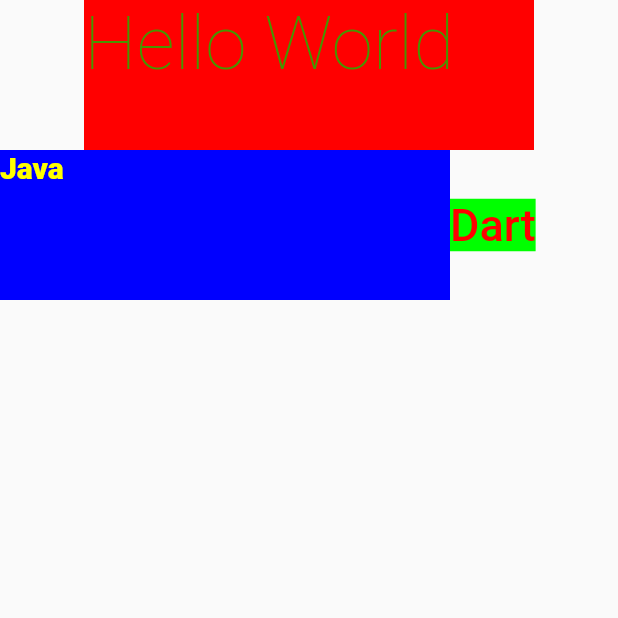
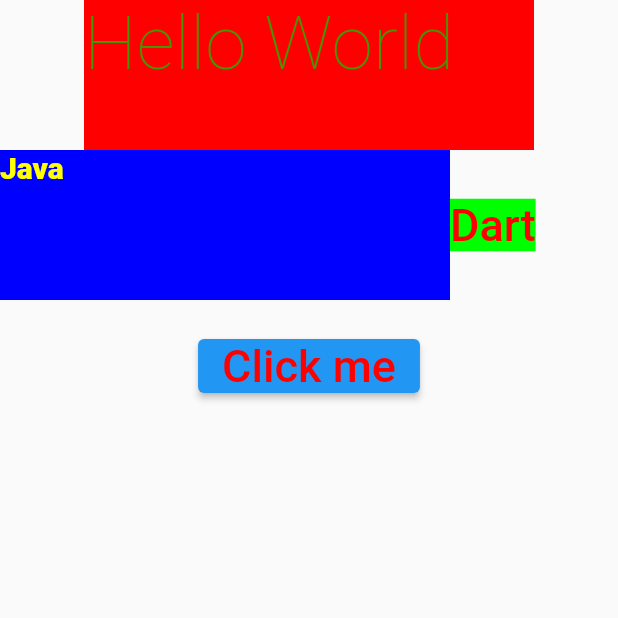
Before and after one commit to GeekAbdelouahed/fluvera, a Flutter app: the screen it shows after launch, on a phone screen of 412 x 824 dp, the top half of it. Run offline on Flutter 3.47's test engine with Material 2 defaults, Android fonts, the phone set to English and light mode, and no system bars; our stand-ins replace freezed_annotation.

Commit message:
feat: add ElevatedButton

```diff
--- a/example/lib/json_example.dart
+++ b/example/lib/json_example.dart
@@ -48,6 +48,22 @@ const Map<String, dynamic> json = {
           },
         },
       ],
-    }
+    },
+    {
+      'type': 'SizedBox',
+      'height': 20,
+    },
+    {
+      'type': 'ElevatedButton',
+      'child': {
+        'type': 'Text',
+        'text': 'Click me',
+        'style': {
+          'color': '#FF0000',
+          'fontSize': 30,
+          'fontWeight': 'w500',
+        },
+      },
+    },
   ],
 };
--- a/lib/src/attributes/uix/uix.dart
+++ b/lib/src/attributes/uix/uix.dart
@@ -44,6 +44,12 @@ abstract class UIXAttributes with _$UIXAttributes {
     @UIXWidgetsConverter() required List<Widget> children,
   }) = RowAttributes;
 
+  const factory UIXAttributes.elevatedButton({
+    dynamic key,
+    required String type,
+    @UIXWidgetConverter() Widget? child,
+  }) = ElevatedButtonAttributes;
+
   factory UIXAttributes.fromJson(Map<String, dynamic> json) =>
       _$UIXAttributesFromJson(json);
 }
--- a/lib/src/helpers/extension.dart
+++ b/lib/src/helpers/extension.dart
@@ -9,6 +9,7 @@ extension UIXAttributeExtension on UIXAttributes {
       text: (attributes) => UIXText(attributes),
       column: (attributes) => UIXColumn(attributes),
       row: (attributes) => UIXRow(attributes),
+      elevatedButton: (attributes) => UIXElevatedButton(attributes),
     ).build();
   }
 }
--- a/lib/src/widgets/column.dart
+++ b/lib/src/widgets/column.dart
@@ -1,13 +1,13 @@
 part of 'widgets.dart';
 
 class UIXColumn extends UIX<ColumnAttributes> {
-  const UIXColumn(attrs) : super(attrs);
+  const UIXColumn(ColumnAttributes attributes) : super(attributes);
 
   @override
   Widget build() {
     return Column(
-      key: attrs.key,
-      children: attrs.children,
+      key: attributes.key,
+      children: attributes.children,
     );
   }
 }
--- a/lib/src/widgets/row.dart
+++ b/lib/src/widgets/row.dart
@@ -1,13 +1,13 @@
 part of 'widgets.dart';
 
 class UIXRow extends UIX<RowAttributes> {
-  const UIXRow(attrs) : super(attrs);
+  const UIXRow(RowAttributes attributes) : super(attributes);
 
   @override
   Widget build() {
     return Row(
-      key: attrs.key,
-      children: attrs.children,
+      key: attributes.key,
+      children: attributes.children,
     );
   }
 }
--- a/lib/src/widgets/uix.dart
+++ b/lib/src/widgets/uix.dart
@@ -1,11 +1,11 @@
 part of 'widgets.dart';
 
 abstract class UIX<T extends UIXAttributes> {
-  const UIX(this.attrs);
+  const UIX(this._attrs);
 
-  final T attrs;
+  final T _attrs;
 
   Widget build();
 
-  T get attributes => attrs;
+  T get attributes => _attrs;
 }
--- a/lib/src/widgets/widgets.dart
+++ b/lib/src/widgets/widgets.dart
@@ -3,6 +3,7 @@ import 'package:uix/uix.dart';
 
 part 'column.dart';
 part 'container.dart';
+part 'elevated_button.dart';
 part 'row.dart';
 part 'sized_box.dart';
 part 'text.dart';
```
Also changed, not shown: lib/src/widgets/container.dart (+6 -6 lines), lib/src/widgets/elevated_button.dart (added, +15 -0 lines), lib/src/widgets/sized_box.dart (+5 -5 lines), lib/src/widgets/text.dart (+7 -7 lines), lib/src/attributes/text_style.dart/text_style.freezed.dart, lib/src/attributes/text_style.dart/text_style.g.dart, lib/src/attributes/uix/uix.freezed.dart, lib/src/attributes/uix/uix.g.dart.
